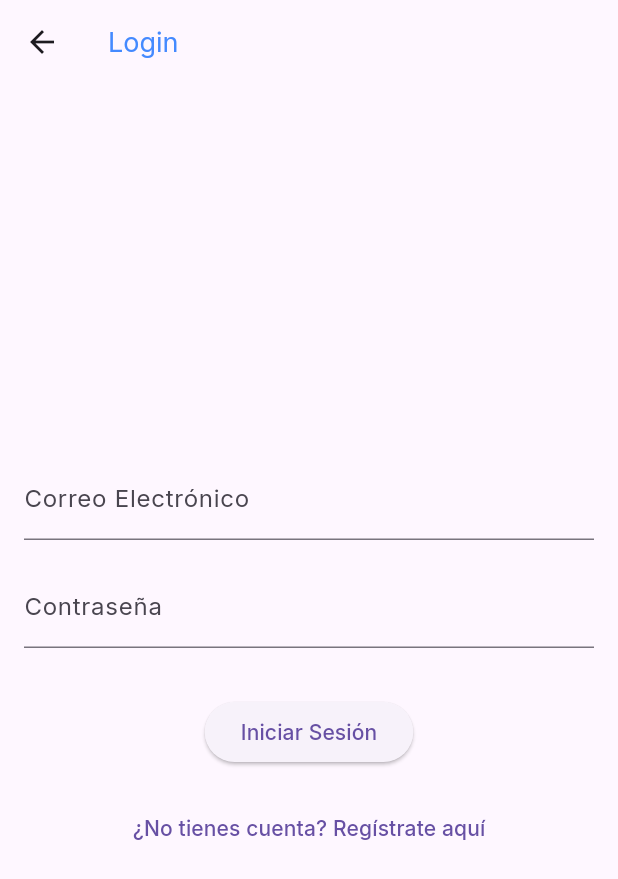
After one commit to GrullonDev/EduPlay, a Flutter app: the LoginPage screen opened by its route, on a phone screen of 412 x 824 dp. The commit adds this screen. Shown: the top 879 px of the screen. Run offline on Flutter 3.47's test engine with Material 3 defaults, Android fonts, the phone set to English and light mode, and no system bars; our stand-ins replace cloud_firestore, firebase_auth, firebase_core, get_it, google_fonts; accounts and stored records are empty.

Commit message:
Implement login feature: add LoginBloc, LoginPage, and LoginLayout with routing updates

```diff
--- /dev/null
+++ b/lib/features/login/bloc/login_bloc.dart
@@ -0,0 +1,15 @@
+import 'package:flutter/material.dart';
+
+class LoginBloc extends ChangeNotifier {
+  final TextEditingController emailController = TextEditingController();
+  final TextEditingController passwordController = TextEditingController();
+
+  // Agregar lógica de inicio de sesión aquí
+
+  @override
+  void dispose() {
+    emailController.dispose();
+    passwordController.dispose();
+    super.dispose();
+  }
+}
--- /dev/null
+++ b/lib/features/login/pages/login_layout.dart
@@ -0,0 +1,50 @@
+import 'package:flutter/material.dart';
+import 'package:provider/provider.dart';
+import 'package:edu_play/features/login/bloc/login_bloc.dart';
+import 'package:edu_play/utils/routes/router_paths.dart';
+
+class LoginLayout extends StatelessWidget {
+  const LoginLayout({super.key});
+
+  @override
+  Widget build(BuildContext context) {
+    return Consumer<LoginBloc>(
+      builder: (context, bloc, __) => Padding(
+        padding: const EdgeInsets.all(16.0),
+        child: Column(
+          mainAxisAlignment: MainAxisAlignment.center,
+          children: [
+            TextField(
+              controller: bloc.emailController,
+              decoration: const InputDecoration(
+                labelText: 'Correo Electrónico',
+              ),
+            ),
+            const SizedBox(height: 16.0),
+            TextField(
+              controller: bloc.passwordController,
+              decoration: const InputDecoration(
+                labelText: 'Contraseña',
+              ),
+              obscureText: true,
+            ),
+            const SizedBox(height: 32.0),
+            ElevatedButton(
+              onPressed: () {
+                // Lógica de inicio de sesión
+              },
+              child: const Text('Iniciar Sesión'),
+            ),
+            const SizedBox(height: 16.0),
+            TextButton(
+              onPressed: () {
+                Navigator.pushNamed(context, RouterPaths.registerParents);
+              },
+              child: const Text('¿No tienes cuenta? Regístrate aquí'),
+            ),
+          ],
+        ),
+      ),
+    );
+  }
+}
--- /dev/null
+++ b/lib/features/login/pages/login_page.dart
@@ -0,0 +1,27 @@
+import 'package:edu_play/features/login/bloc/login_bloc.dart';
+import 'package:edu_play/features/login/pages/login_layout.dart';
+import 'package:flutter/material.dart';
+import 'package:provider/provider.dart';
+
+class LoginPage extends StatelessWidget {
+  const LoginPage({super.key});
+
+  @override
+  Widget build(BuildContext context) {
+    return ChangeNotifierProvider(
+      create: (context) => LoginBloc(),
+      builder: (context, __) => Scaffold(
+        appBar: AppBar(
+          title: const Text(
+            'Login',
+            style: TextStyle(
+              fontSize: 18,
+              color: Colors.blueAccent,
+            ),
+          ),
+        ),
+        body: const LoginLayout(),
+      ),
+    );
+  }
+}
--- a/lib/features/login_main/login_layout.dart
+++ b/lib/features/login_main/login_layout.dart
@@ -41,7 +41,7 @@ class LoginMainLayout extends StatelessWidget {
               ),
               ElevatedButton(
                 onPressed: () =>
-                    Navigator.pushNamed(context, RouterPaths.registerParents),
+                    Navigator.pushNamed(context, RouterPaths.login),
                 child: Text(
                   'Iniciar',
                   style: TextStyle(
--- a/lib/utils/routes/router_paths.dart
+++ b/lib/utils/routes/router_paths.dart
@@ -1,5 +1,6 @@
 class RouterPaths {
   static const root = '/';
+  static const login = '/login';
   static const registerParents = '/register-parents';
   static const registerChild = '/register-child';
   static const menu = '/menu';
--- a/lib/utils/routes/router_switch.dart
+++ b/lib/utils/routes/router_switch.dart
@@ -1,5 +1,6 @@
 import 'package:flutter/material.dart';
 
+import 'package:edu_play/features/login/pages/login_page.dart';
 import 'package:edu_play/features/login_main/login_page.dart';
 import 'package:edu_play/features/math_adventure/pages/math_adventure_page.dart';
 import 'package:edu_play/features/menu/pages/menu_page.dart';
@@ -15,6 +16,9 @@ class AppRouter {
     switch (name) {
       case RouterPaths.root:
         page = const LoginMainPage();
+        break;
+      case RouterPaths.login:
+        page = const LoginPage();
         break;
       case RouterPaths.registerParents:
         page = const RegisterParentsPage();
```
